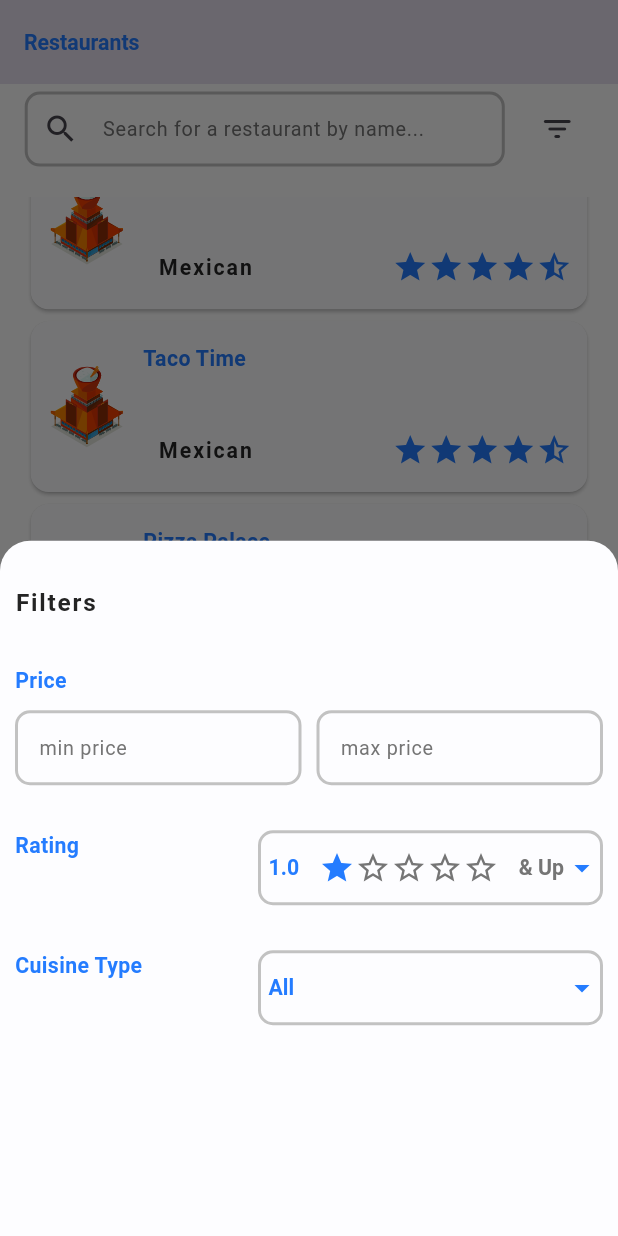
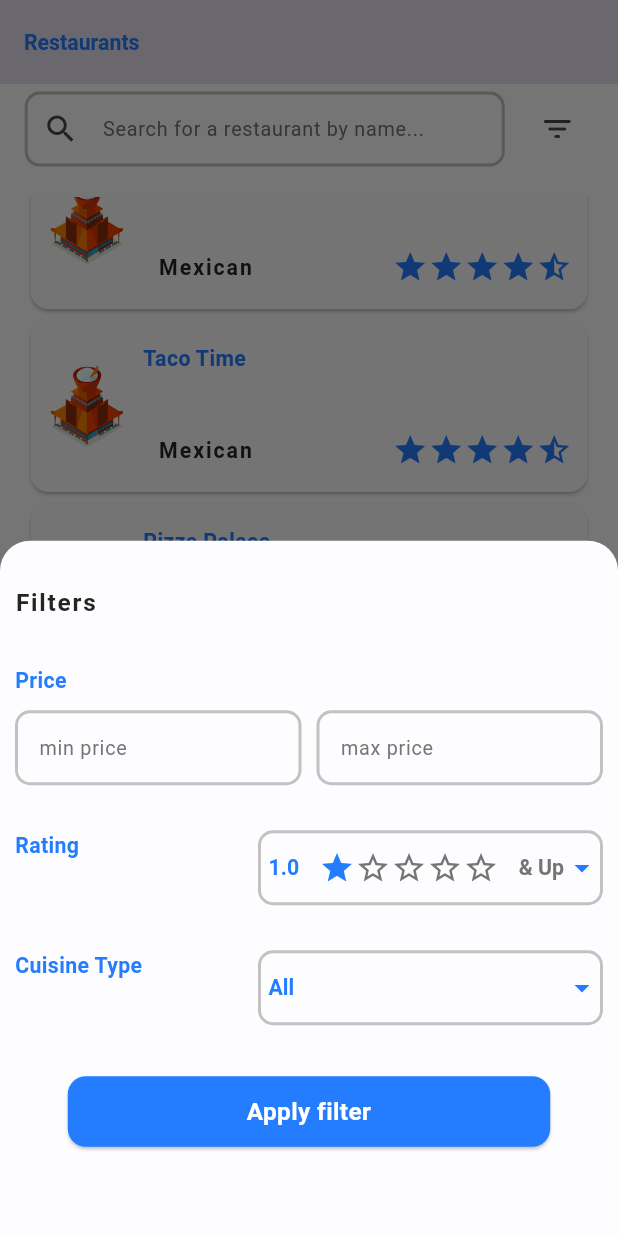
Before and after one commit to eslammongy/Connect6Task, a Flutter app: the screen it shows after launch, scrolled down 530 dp, after a tap on the "filter list" icon, on a phone screen of 412 x 824 dp. Run offline on Flutter 3.47's test engine with Material 3 defaults, Android fonts, the light colour scheme and no system bars; drawn by our look-alikes of dropdown_button2; our stand-ins replace flutter_mobx, flutter_screenutil, flutter_svg, mobx, toastification; generated files the repository leaves out were written again.

Commit message:
enhance search & filtering functionality at all

```diff
--- /dev/null
+++ b/devtools_options.yaml
@@ -0,0 +1 @@
+extensions:
--- a/lib/core/constants/data.dart
+++ b/lib/core/constants/data.dart
@@ -1,7 +1,7 @@
 import 'package:restaurants/core/constants/app_assets_manager.dart';
 import 'package:restaurants/features/home/model/restaurant_model.dart';
 
-List<RestaurantModel> restaurants = [
+List<RestaurantModel> dataSource = [
   RestaurantModel(
       name: 'Ramen House',
       cuisineType: 'Japanese',
--- a/lib/features/home/view/home_screen.dart
+++ b/lib/features/home/view/home_screen.dart
@@ -36,24 +36,14 @@ class HomeScreen extends StatelessWidget {
                   },
                 ),
                 SizedBox(width: 10.w),
-                Observer(
-                  builder: (context) {
-                    if (!resStore.isSearchEnabled) {
-                      return const SizedBox.shrink();
-                    }
-                    return InkWell(
-                        onTap: () {
-                          controller.clear();
-                          resStore.resetSearchResult();
-                        },
-                        child: const Icon(Icons.cancel_outlined));
+                // This will show the cancel button if the search is enabled, so the user can delete the search result
+                _buildCancelSearchBtn(resStore, controller),
+                IconButton(
+                  onPressed: () async {
+                    await _displayFilterListSheet(context);
                   },
-                ),
-                IconButton(
-                    onPressed: () async {
-                      await _displayFilterListSheet(context);
-                    },
-                    icon: const Icon(Icons.filter_list_rounded))
+                  icon: const Icon(Icons.filter_list_rounded),
+                )
               ],
             ),
             SizedBox(height: 20.h),
@@ -61,6 +51,23 @@ class HomeScreen extends StatelessWidget {
           ],
         ),
       ),
+    );
+  }
+
+  Observer _buildCancelSearchBtn(
+      RestaurantStore resStore, TextEditingController controller) {
+    return Observer(
+      builder: (context) {
+        if (!resStore.isSearchEnabled) {
+          return const SizedBox.shrink();
+        }
+        return InkWell(
+            onTap: () {
+              controller.clear();
+              resStore.resetSearchResult();
+            },
+            child: const Icon(Icons.cancel_outlined));
+      },
     );
   }
 
--- a/lib/features/home/view/widget/customized_text_field.dart
+++ b/lib/features/home/view/widget/customized_text_field.dart
@@ -11,6 +11,8 @@ class CustomizedTextField extends StatelessWidget {
     this.keyboardType,
     this.inputAction,
     this.controller,
+    this.onChanged,
+    this.initialValue,
   });
   final Function(String)? onSubmitted;
   final String? label;
@@ -18,14 +20,18 @@ class CustomizedTextField extends StatelessWidget {
   final TextInputType? keyboardType;
   final TextInputAction? inputAction;
   final TextEditingController? controller;
+  final Function(String)? onChanged;
+  final String? initialValue;
 
   @override
   Widget build(BuildContext context) {
+    controller?.text = initialValue ?? '';
     return Expanded(
       child: SizedBox(
         height: 50,
         child: TextField(
           controller: controller,
+          onChanged: onChanged,
           onSubmitted: onSubmitted,
           textInputAction: inputAction ?? TextInputAction.done,
           keyboardType: keyboardType ?? TextInputType.text,
--- a/lib/features/home/view/widget/filter_list_sheet_body.dart
+++ b/lib/features/home/view/widget/filter_list_sheet_body.dart
@@ -1,7 +1,10 @@
-import 'package:flutter/widgets.dart';
+import 'package:flutter/material.dart';
+import 'package:toastification/toastification.dart';
+import 'package:restaurants/core/helpers/utils.dart';
 import 'package:restaurants/core/theme/color_manager.dart';
 import 'package:flutter_screenutil/flutter_screenutil.dart';
 import 'package:restaurants/core/theme/app_text_style.dart';
+import 'package:restaurants/features/home/logic/restaurant_store.dart';
 import 'package:restaurants/features/home/view/widget/sheet_price_range.dart';
 import 'package:restaurants/features/home/view/widget/sheet_type_options.dart';
 import 'package:restaurants/features/home/view/widget/sheet_rating_options.dart';
@@ -38,10 +41,50 @@ class FilterListSheetBody extends StatelessWidget {
             const SizedBox(
               height: 30,
             ),
-            const SheetTypeOptions()
+            const SheetTypeOptions(),
+            const SizedBox(
+              height: 30,
+            ),
+            _filterSheetActionBtn(
+              onTap: () {
+                final resStore = getRestaurantStore(context);
+                if (resStore.maxPrice < resStore.minPrice) {
+                  displayToastMsg(context,
+                      "please max price should be greater than min price",
+                      type: ToastificationType.warning);
+                  return;
+                }
+                resStore.searchByFilters();
+                Navigator.pop(context);
+              },
+            )
           ],
         ),
       ),
     );
   }
+
+  Widget _filterSheetActionBtn({Function()? onTap}) {
+    return Align(
+      alignment: Alignment.bottomCenter,
+      child: SizedBox(
+        width: 300.w,
+        child: Card(
+          color: ColorsManager.mainBlue,
+          child: InkWell(
+            borderRadius: BorderRadius.circular(10),
+            onTap: onTap,
+            child: Padding(
+              padding: const EdgeInsets.symmetric(horizontal: 15, vertical: 12),
+              child: Text(
+                "Apply filter",
+                textAlign: TextAlign.center,
+                style: AppTextStyles.font16WhiteSemiBold,
+              ),
+            ),
+          ),
+        ),
+      ),
+    );
+  }
 }
--- a/lib/features/home/view/widget/restaurants_list.dart
+++ b/lib/features/home/view/widget/restaurants_list.dart
@@ -1,10 +1,10 @@
+import 'dart:math';
 import 'package:flutter/material.dart';
 import 'package:flutter_mobx/flutter_mobx.dart';
 import 'package:restaurants/core/helpers/utils.dart';
 import 'package:restaurants/core/constants/data.dart';
 import 'package:restaurants/core/helpers/debouncer.dart';
 import 'package:restaurants/core/theme/color_manager.dart';
-import 'package:flutter_screenutil/flutter_screenutil.dart';
 import 'package:restaurants/features/home/logic/restaurant_store.dart';
 import 'package:restaurants/features/home/model/restaurant_model.dart';
 import 'package:restaurants/features/home/view/widget/restaurant_list_item.dart';
@@ -18,48 +18,70 @@ class RestaurantsList extends StatefulWidget {
 
 class _RestaurantsListState extends State<RestaurantsList> {
   final ScrollController _scrollController = ScrollController();
-  final Debounce _debounce = Debounce(delay: const Duration(milliseconds: 500));
+  final Debounce _debounce = Debounce(delay: const Duration(milliseconds: 300));
   late final RestaurantStore resStore;
-  final List<RestaurantModel> restaurantList = [];
-  bool isLoading = false;
+
+  List<RestaurantModel> restaurants = [];
+  bool _isLoading = false; // Use priv
 
   @override
   void initState() {
+    super.initState();
     resStore = getRestaurantStore(context);
-    restaurantList.addAll(restaurants.sublist(0, 10)); // Load initial 10 items
+    _fetchData();
     _listenToScrollController();
-    super.initState();
+  }
+
+  void _fetchData({int limit = 10}) async {
+    // Simulate data fetching with delay
+    await Future.delayed(const Duration(milliseconds: 300));
+
+    final startIndex = restaurants.length;
+    final endIndex = min(startIndex + limit, dataSource.length);
+
+    if (restaurants.length >= dataSource.length) {
+      Future(() => displayToastMsg(context, "Items are all loaded"));
+    } else {
+      restaurants.addAll(dataSource.sublist(startIndex, endIndex));
+    }
+    setState(() => _isLoading = false);
+  }
+
+  void _listenToScrollController() {
+    _scrollController.addListener(() {
+      if (resStore.isSearchEnabled) return;
+
+      if (_scrollController.position.pixels >=
+          _scrollController.position.maxScrollExtent) {
+        setState(() => _isLoading = true);
+        _debounce.call(() => _fetchData());
+      }
+    });
   }
 
   @override
   Widget build(BuildContext context) {
     return Expanded(
-      child: Observer(
-        builder: (_) {
-          final data = resStore.searchResults.isNotEmpty
-              ? resStore.searchResults
-              : restaurantList;
+      child: Observer(builder: (_) {
+        final data =
+            resStore.isSearchEnabled ? resStore.searchResults : restaurants;
+
         return ListView.builder(
           controller: _scrollController,
           physics: const BouncingScrollPhysics(),
-            itemCount: isLoading ? data.length + 1 : data.length,
-            itemExtent: 120.h,
+          itemCount: data.length + (_isLoading ? 1 : 0),
           itemBuilder: (context, index) {
             if (index == data.length) {
               return displayLoadingIndicator();
             }
-              return RestaurantListItem(
-                restaurant: data[index],
-              );
+            return RestaurantListItem(restaurant: data[index]);
           },
         );
-        },
-      ),
+      }),
     );
   }
 
-  Center displayLoadingIndicator() {
-    return const Center(
+  Center displayLoadingIndicator() => const Center(
         child: Padding(
           padding: EdgeInsets.all(8.0),
           child: CircularProgressIndicator(
@@ -68,51 +90,6 @@ class _RestaurantsListState extends State<RestaurantsList> {
           ),
         ),
       );
-  }
-
-  void _listenToScrollController() {
-    _scrollController.addListener(() {
-      if (resStore.isSearchEnabled) return;
-      if (!isLoading &&
-          _scrollController.position.pixels >=
-              _scrollController.position.maxScrollExtent - 200) {
-        setState(() {
-          isLoading = true;
-        });
-        //prevent multiple rapid calls to fetchMoreData() by debouncing
-        _debounce.call(() {
-          fetchMoreData();
-        });
-      }
-    });
-  }
-
-  Future<void> fetchMoreData() async {
-    await Future.delayed(const Duration(seconds: 1), () {
-      int start = restaurantList.length;
-      int end = start + 10;
-      if (end > restaurants.length) {
-        end = restaurants.length;
-      }
-      // in-case all the data are loaded
-      if (restaurantList.length >= restaurants.length) {
-        terminateDataLoading();
-      }
-      setState(() {
-        restaurantList.addAll(restaurants.sublist(start, end));
-        isLoading = false;
-      });
-    });
-  }
-
-  void terminateDataLoading() {
-    // in-case all the data are loaded
-    displayToastMsg(context, "Items are all loaded");
-    setState(() {
-      isLoading = false;
-    });
-    return;
-  }
 
   @override
   void dispose() {
--- a/lib/features/home/view/widget/sheet_price_range.dart
+++ b/lib/features/home/view/widget/sheet_price_range.dart
@@ -1,7 +1,5 @@
 import 'package:flutter/widgets.dart';
 import 'package:flutter/services.dart';
-import 'package:toastification/toastification.dart';
-import 'package:restaurants/core/helpers/utils.dart';
 import 'package:restaurants/core/theme/app_text_style.dart';
 import 'package:restaurants/features/home/logic/restaurant_store.dart';
 import 'package:restaurants/features/home/view/widget/customized_text_field.dart';
@@ -34,7 +32,12 @@ class SheetPriceRange extends StatelessWidget {
               isSearch: false,
               label: "min price",
               keyboardType: TextInputType.number,
-              inputAction: TextInputAction.go,
+              initialValue:
+                  setInitialValue(getRestaurantStore(context).minPrice),
+              onChanged: (min) {
+                getRestaurantStore(context).minPrice =
+                    double.parse(min).toInt();
+              },
             ),
             const SizedBox(
               width: 10,
@@ -43,19 +46,12 @@ class SheetPriceRange extends StatelessWidget {
               controller: maxPriceController,
               isSearch: false,
               label: "max price",
+              initialValue:
+                  setInitialValue(getRestaurantStore(context).maxPrice),
               keyboardType: TextInputType.number,
-              onSubmitted: (value) {
-                if (value.isEmpty || minPriceController.text.isEmpty) {
-                  displayToastMsg(
-                    context,
-                    "please must provide min and max price",
-                    type: ToastificationType.error,
-                  );
-                  return;
-                }
-                final min = double.parse(minPriceController.text).toInt();
-                final max = double.parse(value).toInt();
-                _onSubmitted(context, min, max);
+              onChanged: (max) {
+                getRestaurantStore(context).maxPrice =
+                    double.parse(max).toInt();
               },
             ),
           ],
@@ -64,18 +60,10 @@ class SheetPriceRange extends StatelessWidget {
     );
   }
 
-  void _onSubmitted(BuildContext context, int min, int max) {
-    debugPrint("min: $min, max: $max");
-    if (max <= min) {
-      displayToastMsg(
-        context,
-        "Please provide a max price greater than min price",
-        type: ToastificationType.error,
-      );
-      return;
+  setInitialValue(int num) {
+    if (num > 0) {
+      return "$num";
     }
-
-    getRestaurantStore(context).searchByPriceRange(min, max);
-    Navigator.of(context).pop();
+    return null;
   }
 }
--- a/lib/features/home/view/widget/sheet_rating_options.dart
+++ b/lib/features/home/view/widget/sheet_rating_options.dart
@@ -50,8 +50,7 @@ class _SheetRateOptionsState extends State<SheetRateOptions> {
                 setState(() {
                   rate = value ?? listOfRating.first;
                 });
-                getRestaurantStore(context).searchByRating(rate!);
-                Navigator.of(context).pop();
+                getRestaurantStore(context).selectedRating = rate!;
               },
               style: AppTextStyles.font14BlueSemiBold,
               buttonStyleData: buttonStyleData(),
```
Also changed, not shown: lib/features/home/logic/restaurant_store.dart (+25 -67 lines), lib/features/home/view/widget/sheet_type_options.dart (+1 -6 lines), lib/features/home/logic/restaurant_store.g.dart. Lines whose indentation alone changed are shown as unchanged.
